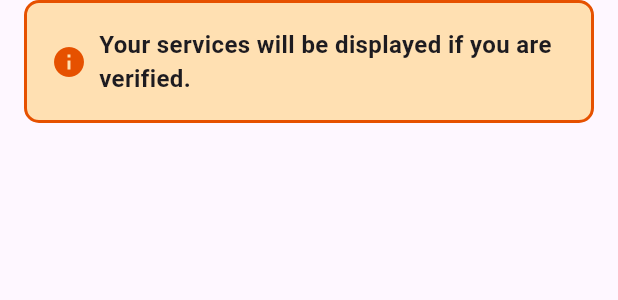
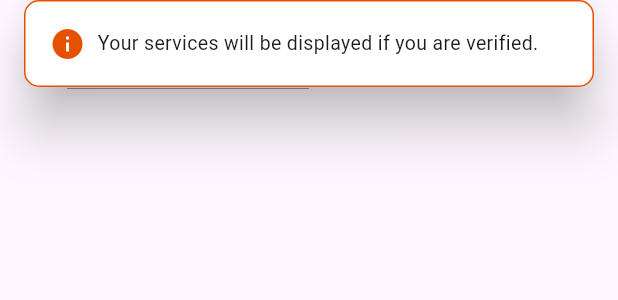
Before and after one commit to TechPyllars2024/AutoCareAutomotive, a Flutter app: the ServiceStatusAlertBox widget shown alone on an empty page, opened directly, on a phone screen of 412 x 824 dp. Shown: the top 300 px of the screen. Run offline on Flutter 3.47's test engine with Material 3 defaults, Android fonts, the phone set to English and light mode, and no system bars; our stand-ins replace carousel_slider, cloud_firestore, curved_navigation_bar, file_picker, firebase_auth, firebase_core and 13 more; missing offline and left inert: flutter_pannable_rating_bar, flutter_pdfview; accounts and stored records are empty.

Commit message:
update: status alert box

```diff
--- a/lib/Service Management/widgets/service_status_alert_box.dart
+++ b/lib/Service Management/widgets/service_status_alert_box.dart
@@ -13,16 +13,17 @@ class ServiceStatusAlertBox extends StatelessWidget {
 
     return Padding(
       padding: const EdgeInsets.symmetric(horizontal: 16.0),
-      child: ClipRRect(
-        borderRadius: BorderRadius.circular(8.0),
+      child: Material(
+        elevation: 15,
+        borderRadius: BorderRadius.circular(10.0),
         child: Container(
           padding: const EdgeInsets.all(16.0),
           decoration: BoxDecoration(
-            color: Colors.orange.shade100,
+            color: Colors.white,
             borderRadius: BorderRadius.circular(10.0),
             border: Border.all(
               color: Colors.orange.shade900,
-              width: 2.0,
+              width: 1.0,
             ),
           ),
           child: Row(
@@ -33,8 +34,8 @@ class ServiceStatusAlertBox extends StatelessWidget {
                 child: Text(
                   'Your services will be displayed if you are verified.',
                   style: TextStyle(
-                            fontSize: 16,
-                            fontWeight: FontWeight.bold,
+                            fontSize: 13,
+
                   ),
                 ),
               ),
```
